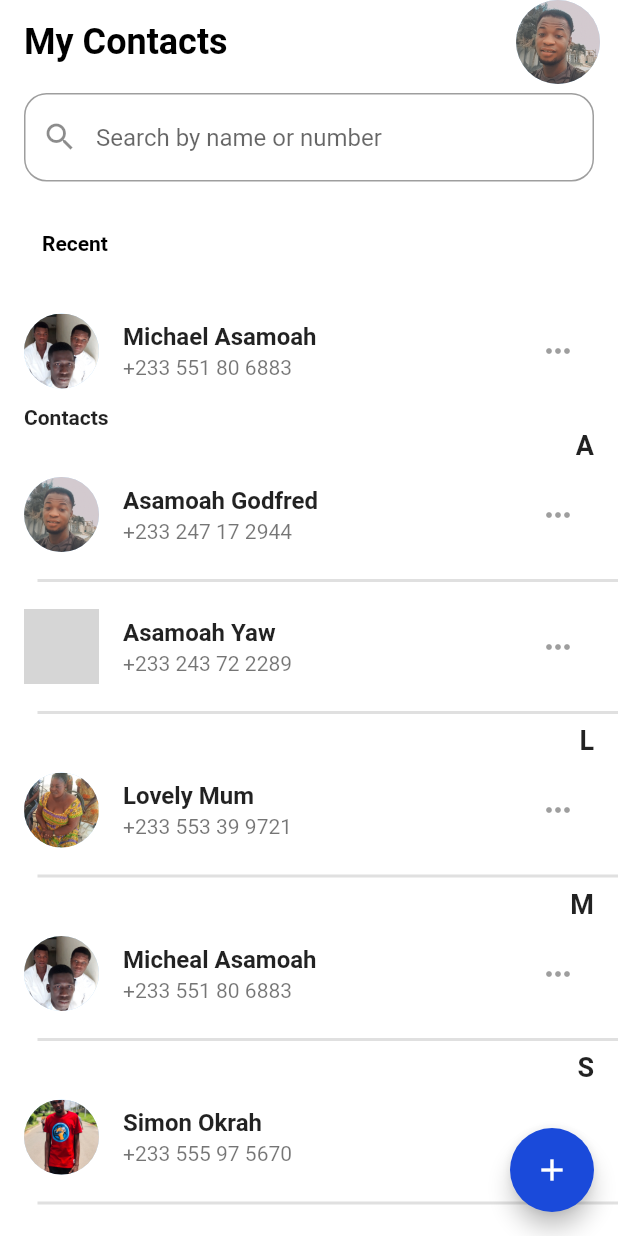
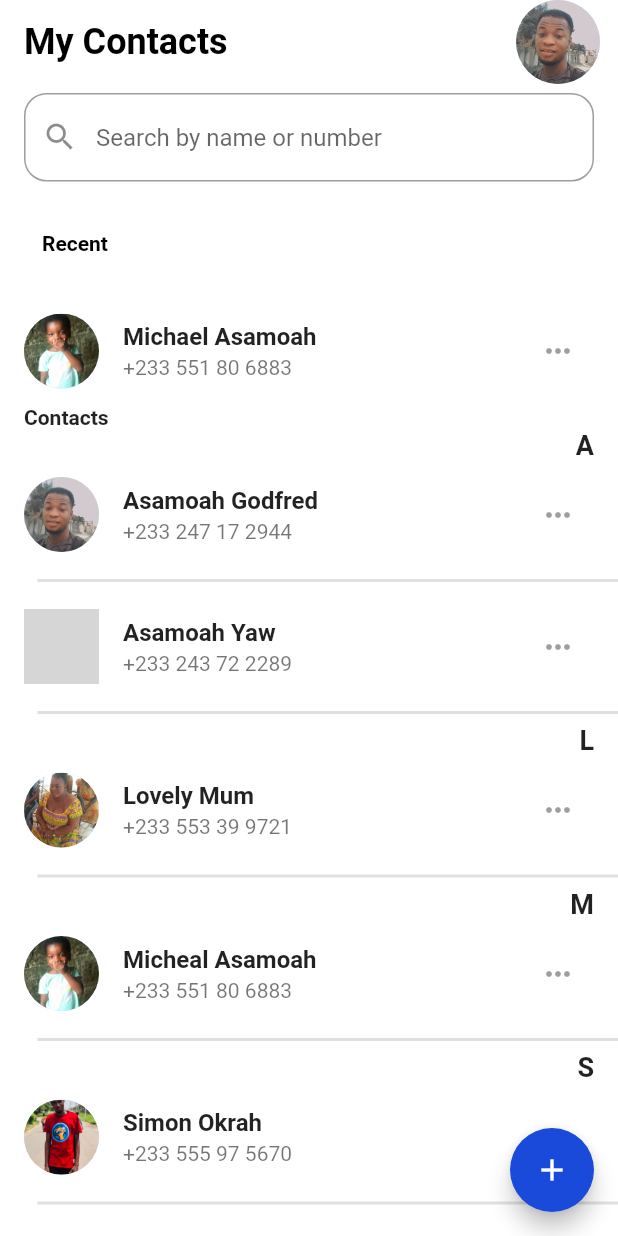
Before and after one commit to asamoah-fred/My-Contact-App, a Flutter app: the screen it shows after launch, on a phone screen of 412 x 824 dp. Run offline on Flutter 3.47's test engine with Material 2 defaults, Android fonts, the phone set to English and light mode, and no system bars; drawn by our look-alikes of grouped_list; grey boxes are pictures that could not be loaded.

```diff
--- a/lib/home_view.dart
+++ b/lib/home_view.dart
@@ -16,7 +16,7 @@ class Homeview extends StatelessWidget {
       "email": "michealasamoah70@gmail.com",
       "region": "Central Region",
       "country": "Ghana",
-      "picture": "assets/fam.jpg"
+      "picture": "assets/aba.jpg"
     },
     {
       "name": "Simon Okrah",
@@ -124,7 +124,7 @@ class Homeview extends StatelessWidget {
                     },
                     leading: const CircleAvatar(
                       radius: 25,
-                      backgroundImage: AssetImage('assets/fam.jpg'),
+                      backgroundImage: AssetImage('assets/aba.jpg'),
                     ),
                     title: const Text(
                       'Michael Asamoah',
```
